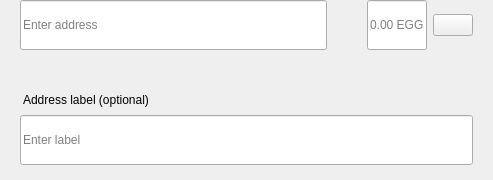
KingricharVD/NestEGG, file src/qt/pivx/forms/sendmultirow.ui: the form before one commit.
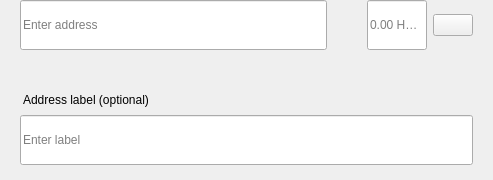
The form after the commit.

Patch:
```diff
--- a/src/qt/pivx/forms/sendmultirow.ui
+++ b/src/qt/pivx/forms/sendmultirow.ui
@@ -198,7 +198,7 @@
            <set>Qt::AlignLeading|Qt::AlignLeft|Qt::AlignVCenter</set>
           </property>
           <property name="placeholderText">
-           <string notr="true">0.00 EGG</string>
+           <string notr="true">0.00 HCCP</string>
           </property>
          </widget>
         </item>
```
